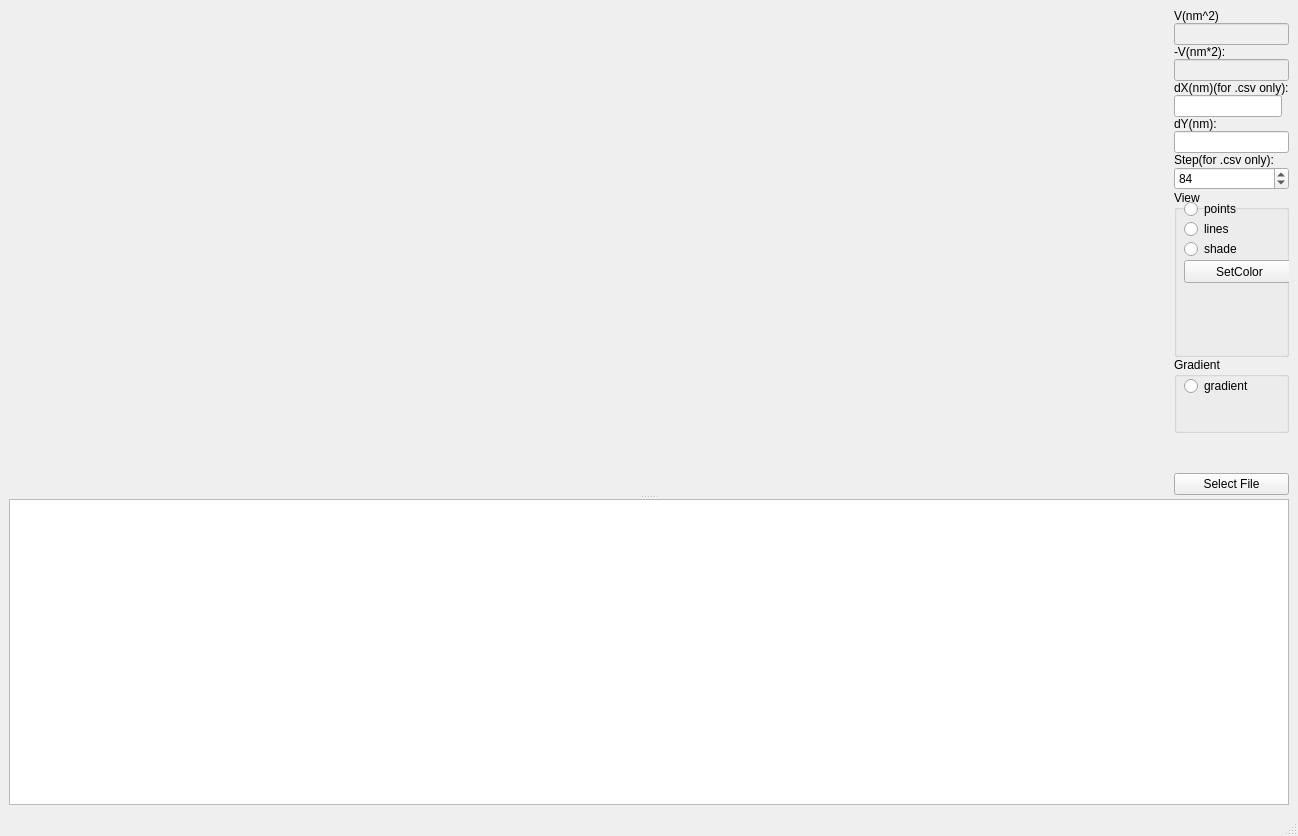
Qt form nanoanalyzer.ui (mskubenich/NanoAnalyzer) before a commit.
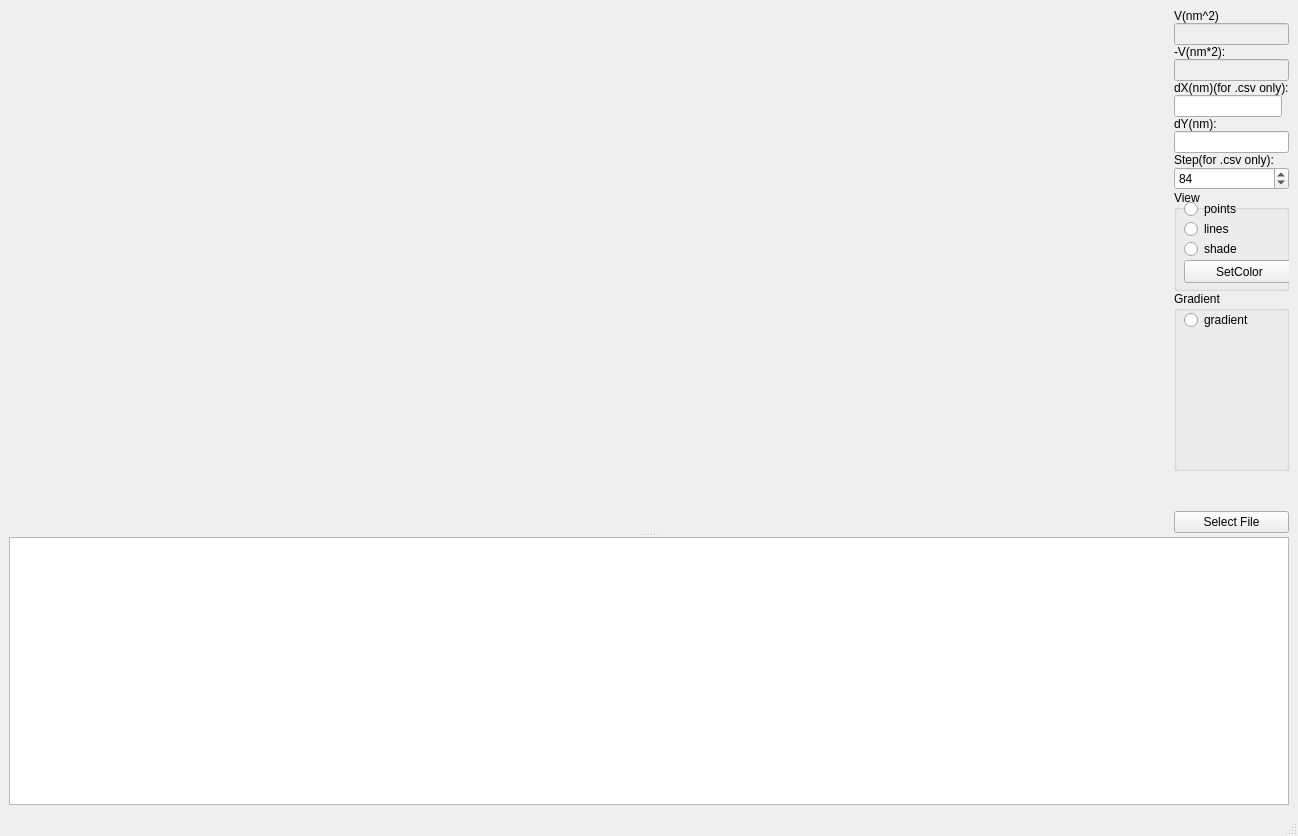
The same form after that commit. Custom widgets are drawn as their Qt base class.

The edit to the form file:
```diff
--- a/nanoanalyzer.ui
+++ b/nanoanalyzer.ui
@@ -153,11 +153,17 @@
             <item>
              <widget class="QGroupBox" name="groupBox" >
               <property name="sizePolicy" >
-               <sizepolicy vsizetype="Preferred" hsizetype="Preferred" >
+               <sizepolicy vsizetype="Fixed" hsizetype="Preferred" >
                 <horstretch>0</horstretch>
-                <verstretch>11</verstretch>
+                <verstretch>6</verstretch>
                </sizepolicy>
               </property>
+              <property name="minimumSize" >
+               <size>
+                <width>0</width>
+                <height>101</height>
+               </size>
+              </property>
               <property name="title" >
                <string>View</string>
               </property>
```
